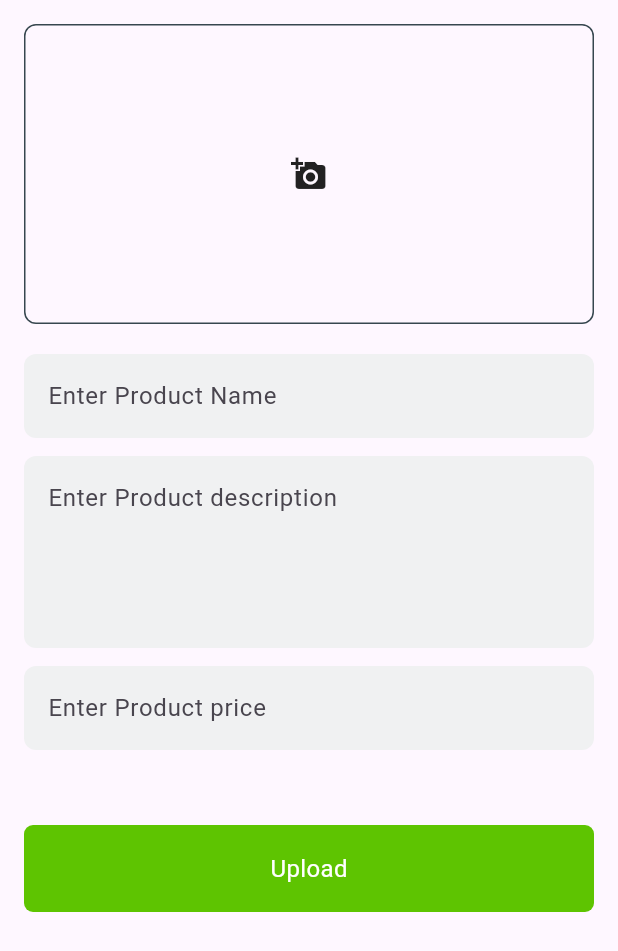
After one commit to Hannan-Hussain/groplus, a Flutter app: the HomeScreen screen opened directly, after a tap on the "add" icon, on a phone screen of 412 x 824 dp. The commit adds this screen. Shown: the top 951 px of the screen. Run offline on Flutter 3.47's test engine with Material 3 defaults, Android fonts, the phone set to English and light mode, and no system bars; our stand-ins replace cloud_firestore, firebase_auth, firebase_core, image_picker; accounts and stored records are empty.

Commit message:
fetching data fron firebase

```diff
--- /dev/null
+++ b/lib/Models/grocery_model.dart
@@ -0,0 +1,34 @@
+
+class Items {
+  final String name;
+  final String imageUrl;
+  final String descritpion;
+  final String price;
+  final String productId;
+  Items({
+    required this.name,
+    required this.imageUrl,
+    required this.descritpion,
+    required this.price,
+    required this.productId,
+  });
+  Map<String, dynamic> toJson() {
+    return {
+      "name": name,
+      "imageUrl": imageUrl,
+      "descritpion": descritpion,
+      "price": price,
+      "productId": productId,
+    };
+  }
+
+  factory Items.fromMap(Map<String, dynamic> map) {
+    return Items(
+      name: map['name'] ?? '',
+      imageUrl: map['imageUrl'] ?? '',
+      descritpion: map['descritpion'] ?? '',
+      price: map['price'] ?? '',
+      productId: map['productId'] ?? '',
+    );
+  }
+}
--- a/lib/screens/forget_password_screen.dart
+++ b/lib/screens/forget_password_screen.dart
@@ -96,7 +96,11 @@ class _ForgetPasswordScreenState extends State<ForgetPasswordScreen> {
                       controller: emailController,
                     ),
                     const SizedBox(height: 250),
-
+                    PrimaryButton(
+                      title: "Send Mail",
+                      icon: Icons.mail,
+                      ontap: sendLinkForResetPassword,
+                    ),
                   ],
                 ),
               ),
--- a/lib/screens/home_screen.dart
+++ b/lib/screens/home_screen.dart
@@ -1,5 +1,9 @@
+import 'package:cloud_firestore/cloud_firestore.dart';
+import 'package:firebase_core/firebase_core.dart';
 import 'package:flutter/material.dart';
+import 'package:groplus/Models/grocery_model.dart';
 import 'package:groplus/contatrains/grcery.items.dart';
+import 'package:groplus/screens/upload_item.dart';
 import 'package:groplus/widgets/Location_widget.dart';
 import 'package:groplus/widgets/card_widget.dart';
 import 'package:groplus/widgets/custom_text_field.dart';
@@ -13,13 +17,48 @@ class HomeScreen extends StatefulWidget {
 
 class _HomeScreenState extends State<HomeScreen> {
 final TextEditingController searchController=TextEditingController();
-//  var searchController = TextEditingController();
+  var firestore = FirebaseFirestore.instance;
+  bool isLoading= false;
+  List<Items> itemslist=[];
     GrocceryItem item = GrocceryItem();
+    void fetchData() async
+{
+  setState(() {
+    isLoading =true;
 
-      get fontSize => null;
+  });
+  try{
+    var snapshort = await firestore.collection("products").get();
+    itemslist=
+    snapshort.docs.map((docs)=> Items.fromMap(docs.data())).toList();
+    setState(() {
+      isLoading=false;
+    });
+
+
+  }catch(e){
+    debugPrint("Error while fetching data:$e");
+  }
+}
+@override
+  void initState() {
+    fetchData();
+    super.initState();
+  }
   @override
   Widget build(BuildContext context) {
-    return Scaffold(
+    return isLoading?
+    Center(
+      child: CircularProgressIndicator(),
+    ):
+    Scaffold(
+       floatingActionButton: FloatingActionButton(
+              onPressed: () {
+                Navigator.push(
+                    context, MaterialPageRoute(builder: (c) => UploadItem()));
+              },
+              child: Icon(Icons.add),
+            ),
       body: SafeArea(
         child:Padding(
           padding: const EdgeInsets.only(left: 16.0, right: 16.0, top: 20.0),
@@ -44,17 +83,18 @@ final TextEditingController searchController=TextEditingController();
           ),
 
           CustomTextField(hintText:" Search here", prefixIcon: Icon(Icons.search), controller:searchController,),
+          const SizedBox(height: 12,),
 
-           Expanded(
+        itemslist.isEmpty?Center(child: const Text('no products to show'),):   Expanded(
              child: GridView.builder(
-              itemCount: item.vegtable.length,
+              itemCount: itemslist.length,
               gridDelegate: SliverGridDelegateWithFixedCrossAxisCount(crossAxisCount: 2,
              crossAxisSpacing: 10,mainAxisSpacing: 15),
               itemBuilder: (context, index) {
                 return CardWidget(
-                    imageUrl: item.vegtable[index]['image'],
-                    Title: item.vegtable[index]['title'],
-                    rating: item.vegtable[index]['rating'],
+                    imageUrl: itemslist[index].imageUrl,
+                    Title: itemslist[index].name,
+                    rating: "0",
                     );
 
 
--- /dev/null
+++ b/lib/screens/upload_item.dart
@@ -0,0 +1,139 @@
+import 'dart:io';
+
+import 'package:cloud_firestore/cloud_firestore.dart';
+import 'package:flutter/material.dart';
+import 'package:groplus/Models/grocery_model.dart';
+import 'package:groplus/contatrains/colors.dart';
+import 'package:groplus/screens/Nav_Bottombar.dart';
+import 'package:groplus/widgets/custom_text_field.dart';
+import 'package:groplus/widgets/primary_button.dart';
+import 'package:image_picker/image_picker.dart';
+import 'package:uuid/uuid.dart';
+
+class UploadItem extends StatefulWidget {
+  const UploadItem({super.key});
+
+  @override
+  State<UploadItem> createState() => _UploadItemState();
+}
+
+class _UploadItemState extends State<UploadItem> {
+    var nameController = TextEditingController();
+  var diController = TextEditingController();
+  var priceController = TextEditingController();
+
+  XFile? imageFile;
+  final ImagePicker picker = ImagePicker();
+  bool isLoading = false;
+  var firestore = FirebaseFirestore.instance;
+  Future<void> pickImage() async {
+    try {
+      final XFile? selectedImage =
+          await picker.pickImage(source: ImageSource.camera);
+      setState(() {
+        imageFile = selectedImage;
+      });
+    } catch (e) {
+      debugPrint("Error while picking image: $e");
+    }
+  }
+
+  void uploadData() async {
+    setState(() {
+      isLoading = true;
+    });
+    try {
+      // var imageUrl = uploadImageToFirebaseStorage(imageFile!);
+      var productId = Uuid().v1();
+      Items items = Items(
+          name: nameController.text,
+          imageUrl: "https://wallpapercave.com/wp/wp2301560.jpg",
+          descritpion: diController.text,
+          price: priceController.text,
+          productId: productId);
+      await firestore.collection("products").doc(productId).set(items.toJson());
+      Navigator.push(context, MaterialPageRoute(builder: (c)=>BottomNavBar()));
+    } catch (e) {
+      debugPrint("Error while uploading data: $e");
+    } finally {
+      setState(() {
+        isLoading = false;
+      });
+    }
+  }
+
+  @override
+   void dispose() {
+    nameController.dispose();
+    diController.dispose();
+    priceController.dispose();
+    super.dispose();
+  }
+  Widget build(BuildContext context) {
+    return  Scaffold(
+      body: SafeArea(
+          child: Padding(
+        padding: const EdgeInsets.all(16.0),
+        child: isLoading
+            ? Center(
+                child: CircularProgressIndicator(),
+              )
+            : SingleChildScrollView(
+                child: Column(
+                  children: [
+                    Container(
+                      height: 200,
+                      width: double.infinity,
+                      decoration: BoxDecoration(
+                        borderRadius: BorderRadius.circular(
+                          8,
+                        ),
+                        border:
+                            Border.all(color: AppColors.fontColor, width: 1),
+                      ),
+                      child: imageFile != null
+                          ? Image.file(
+                              File(imageFile!.path),
+                              fit: BoxFit.cover,
+                            )
+                          : Center(
+                              child: InkWell(
+                                  onTap: () {
+                                    pickImage();
+                                  },
+                                  child: Icon(Icons.add_a_photo)),
+                            ),
+                    ),
+                    const SizedBox(
+                      height: 20,
+                    ),
+                    CustomTextField(
+                        hintText: "Enter Product Name",
+                        controller: nameController),
+                    const SizedBox(
+                      height: 12,
+                    ),
+                    CustomTextField(
+                      hintText: "Enter Product description",
+                      controller: diController,
+                      maxLines: 4,
+                    ),
+                    const SizedBox(
+                      height: 12,
+                    ),
+                    CustomTextField(
+                        hintText: "Enter Product price",
+                        controller: priceController),
+                    const SizedBox(height: 50),
+                    PrimaryButton(
+                        title: "Upload",
+                        ontap: () {
+                          uploadData();
+                        })
+                  ],
+                ),
+              ),
+      )),
+    );
+  }
+}
--- a/lib/widgets/custom_text_field.dart
+++ b/lib/widgets/custom_text_field.dart
@@ -2,14 +2,16 @@ import 'package:flutter/material.dart';
 
 class CustomTextField extends StatelessWidget {
   final String hintText;
-  final Icon prefixIcon;
+  final Icon? prefixIcon;
+  final int maxLines;
   final Icon? suffixIcon;
   final Function()? ontap;
   final TextEditingController controller;
   const CustomTextField({
     super.key,
     required this.hintText,
-    required this.prefixIcon,
+    this.maxLines = 1,
+    this.prefixIcon,
     required this.controller,
     this.suffixIcon,
     this.ontap,
@@ -18,6 +20,7 @@ class CustomTextField extends StatelessWidget {
   @override
   Widget build(BuildContext context) {
     return TextField(
+      maxLines: maxLines,
       controller: controller,
       decoration: InputDecoration(
           border: InputBorder.none,
--- a/lib/widgets/primary_button.dart
+++ b/lib/widgets/primary_button.dart
@@ -1,15 +1,12 @@
 import 'package:flutter/material.dart';
-
+// import 'package:google_fonts/google_fonts.dart';
 
 class PrimaryButton extends StatelessWidget {
   final String title;
-  final IconData icon;
+  final IconData? icon;
   final Function() ontap;
   const PrimaryButton(
-      {super.key,
-      required this.title,
-      required this.icon,
-      required this.ontap});
+      {super.key, required this.title, this.icon, required this.ontap});
 
   @override
   Widget build(BuildContext context) {
--- a/pubspec.yaml
+++ b/pubspec.yaml
@@ -19,6 +19,9 @@ dependencies:
   firebase_core: ^3.13.0
   firebase_auth: ^5.5.2
   cloud_firestore: ^5.6.6
+  firebase_storage: ^12.4.5
+  image_picker: ^1.1.2
+  uuid: ^4.5.1
 
 dev_dependencies:
   flutter_test:
```
Also changed, not shown: pubspec.lock, 6 other files.
